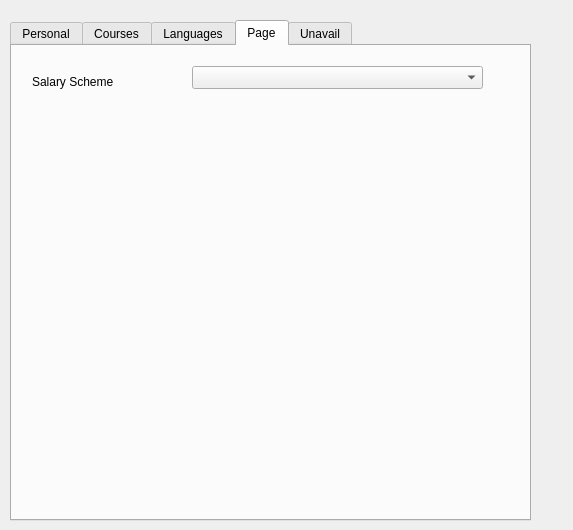
First picture: the form in addnewteacherdialog.ui, repository MrRisoni/Gauss, before the edit.
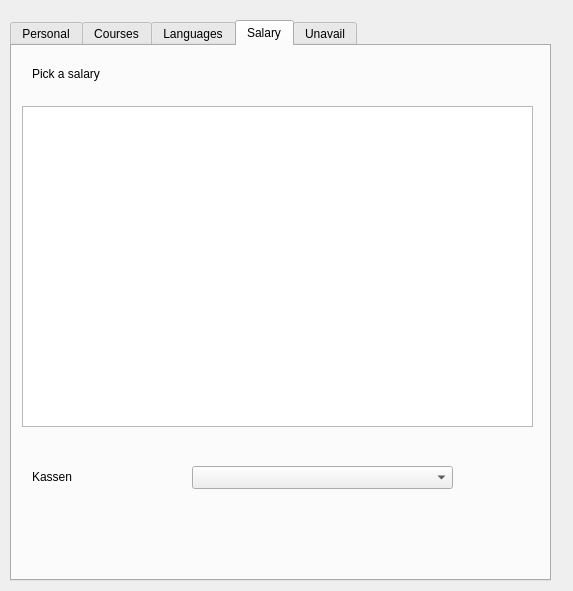
Second picture: the form after the edit. The open tabs and pages were chosen to show the change.

What changed in the file:
```diff
--- a/addnewteacherdialog.ui
+++ b/addnewteacherdialog.ui
@@ -7,7 +7,7 @@
     <x>0</x>
     <y>0</y>
     <width>573</width>
-    <height>530</height>
+    <height>591</height>
    </rect>
   </property>
   <property name="windowTitle">
@@ -18,8 +18,8 @@
     <rect>
      <x>10</x>
      <y>20</y>
-     <width>521</width>
-     <height>501</height>
+     <width>541</width>
+     <height>561</height>
     </rect>
    </property>
    <property name="currentIndex">
@@ -335,27 +335,53 @@
    </widget>
    <widget class="QWidget" name="tab_7">
     <attribute name="title">
-     <string>Page</string>
+     <string>Salary</string>
     </attribute>
-    <widget class="QLabel" name="label_23">
+    <widget class="QTableView" name="tableSalary">
+     <property name="geometry">
+      <rect>
+       <x>10</x>
+       <y>60</y>
+       <width>511</width>
+       <height>321</height>
+      </rect>
+     </property>
+     <property name="selectionBehavior">
+      <enum>QAbstractItemView::SelectRows</enum>
+     </property>
+    </widget>
+    <widget class="QLabel" name="label">
      <property name="geometry">
       <rect>
        <x>20</x>
        <y>20</y>
-       <width>121</width>
-       <height>31</height>
+       <width>211</width>
+       <height>16</height>
       </rect>
      </property>
      <property name="text">
-      <string>Salary Scheme</string>
+      <string>Pick a salary</string>
      </property>
     </widget>
-    <widget class="QComboBox" name="comboBox">
+    <widget class="QLabel" name="label_2">
+     <property name="geometry">
+      <rect>
+       <x>20</x>
+       <y>420</y>
+       <width>141</width>
+       <height>21</height>
+      </rect>
+     </property>
+     <property name="text">
+      <string>Kassen</string>
+     </property>
+    </widget>
+    <widget class="QComboBox" name="comboKassen">
      <property name="geometry">
       <rect>
        <x>180</x>
-       <y>20</y>
-       <width>291</width>
+       <y>420</y>
+       <width>261</width>
        <height>23</height>
       </rect>
      </property>
```
Left out of the diff: 73 changed lines with no effect on the pictures.
